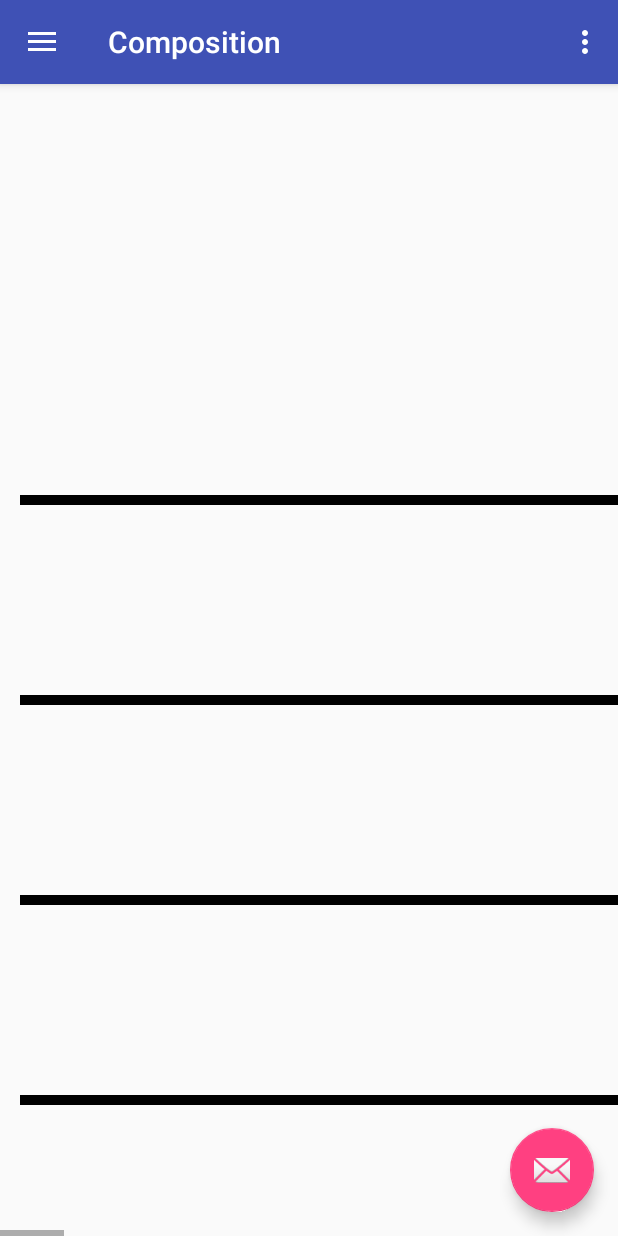
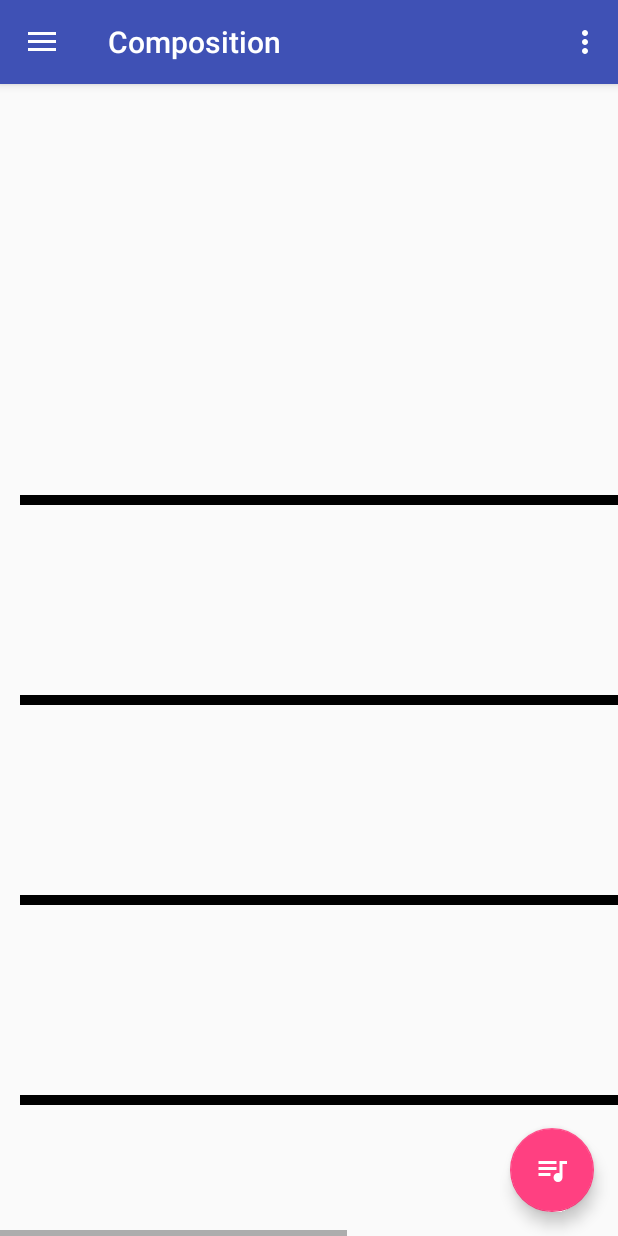
Before and after one commit to pattyjogal/MusicScratchpad, an Android app: the screen it shows after launch (Composition), in the side drawer, after a tap on "View Composition", on a phone screen of 412 x 824 dp. Run offline under Robolectric (Android 15) with nearby library versions, the phone set to English and light mode, and no system bars.

Commit message:
Added the playback UI and gave it functionality

```diff
--- a/app/src/main/java/com/viviose/musicscratchpad/ClefSetting.java
+++ b/app/src/main/java/com/viviose/musicscratchpad/ClefSetting.java
@@ -4,5 +4,5 @@ package com.viviose.musicscratchpad;
  * Created by Patrick on 2/8/2016.
  */
 public class ClefSetting {
-    public static Clef clef = Clef.BASS;
+    public static Clef clef = Clef.TREBLE;
 }
--- a/app/src/main/java/com/viviose/musicscratchpad/CompositionView.java
+++ b/app/src/main/java/com/viviose/musicscratchpad/CompositionView.java
@@ -20,6 +20,7 @@ public class CompositionView extends View {
     Context conx;
     public final float NOTE_WIDTH = 150;
     public final float NOTE_HEIGHT = 100;
+    private float STAFF_WIDTH = MusicStore.sheet.size() * 600 + 500;
     public CompositionView(Context con){
         super(con);
         conx = con;
@@ -48,11 +49,11 @@ public class CompositionView extends View {
     @TargetApi(21)
     public void onDraw(Canvas c){
         paint.setStrokeWidth(10);
-        c.drawLine(20, 500, 6000, 500, paint);
-        c.drawLine(20, 700, 6000, 700, paint);
-        c.drawLine(20, 900, 6000, 900, paint);
-        c.drawLine(20, 1100, 6000, 1100, paint);
-        c.drawLine(20, 1300, 6000, 1300, paint);
+        c.drawLine(20, 500, STAFF_WIDTH, 500, paint);
+        c.drawLine(20, 700, STAFF_WIDTH, 700, paint);
+        c.drawLine(20, 900, STAFF_WIDTH, 900, paint);
+        c.drawLine(20, 1100, STAFF_WIDTH, 1100, paint);
+        c.drawLine(20, 1300, STAFF_WIDTH, 1300, paint);
         float drawX = 320;
         for (ArrayList<Note> chord : MusicStore.sheet){
             for (Note note : chord){
@@ -64,7 +65,7 @@ public class CompositionView extends View {
     @Override
     protected void onMeasure(int widthMeasureSpec, int heightMeasureSpec) {
 
-        setMeasuredDimension(6000, 1500);
+        setMeasuredDimension((int) STAFF_WIDTH, 1500);
 
     }
 }
--- /dev/null
+++ b/app/src/main/res/drawable/ic_queue_music_24dp.xml
@@ -0,0 +1,9 @@
+<vector xmlns:android="http://schemas.android.com/apk/res/android"
+        android:width="24dp"
+        android:height="24dp"
+        android:viewportWidth="24.0"
+        android:viewportHeight="24.0">
+    <path
+        android:fillColor="#FFFFFFFF"
+        android:pathData="M15,6H3v2h12V6zm0,4H3v2h12v-2zM3,16h8v-2H3v2zM17,6v8.18c-0.31,-0.11 -0.65,-0.18 -1,-0.18 -1.66,0 -3,1.34 -3,3s1.34,3 3,3 3,-1.34 3,-3V8h3V6h-5z"/>
+</vector>
--- a/app/src/main/res/layout/app_bar_composition.xml
+++ b/app/src/main/res/layout/app_bar_composition.xml
@@ -29,6 +29,6 @@
         android:layout_height="wrap_content"
         android:layout_gravity="bottom|end"
         android:layout_margin="@dimen/fab_margin"
-        android:src="@android:drawable/ic_dialog_email" />
+        android:src="@drawable/ic_queue_music_24dp" />
 
 </android.support.design.widget.CoordinatorLayout>
--- a/app/src/main/res/values/strings.xml
+++ b/app/src/main/res/values/strings.xml
@@ -1,5 +1,5 @@
 <resources>
-    <string name="app_name">Music Scratchpad</string>
+    <string name="app_name">Staffpad</string>
 
     <string name="navigation_drawer_open">Open navigation drawer</string>
     <string name="navigation_drawer_close">Close navigation drawer</string>
```
Also changed, not shown: app/src/main/java/com/viviose/musicscratchpad/Composition.java (+46 -2 lines), app/src/main/ic_launcher-web.png (added), app/src/main/res/mipmap-hdpi/ic_launcher.png, app/src/main/res/mipmap-mdpi/ic_launcher.png, app/src/main/res/mipmap-xhdpi/ic_launcher.png, app/src/main/res/mipmap-xxhdpi/ic_launcher.png, app/src/main/res/mipmap-xxxhdpi/ic_launcher.png.
